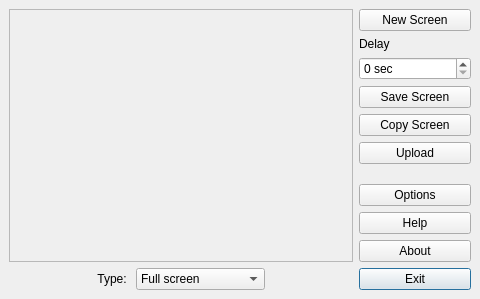
First picture: the form in src/ui/mainwindow.ui, repository lxqt/screengrab, before the edit.
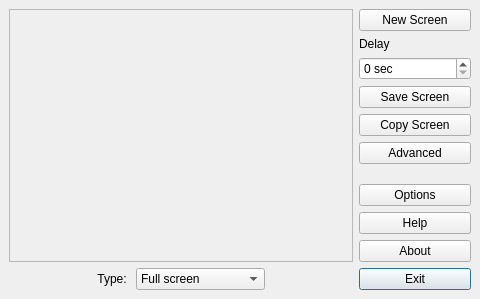
Second picture: the form after the edit.

Commit message: Change butUpload to butAdvanced

Diff of the .ui file:
```diff
--- a/src/ui/mainwindow.ui
+++ b/src/ui/mainwindow.ui
@@ -270,7 +270,7 @@
            </size>
           </property>
           <property name="text">
-           <string>Upload</string>
+           <string>Advanced</string>
           </property>
          </widget>
         </item>
```
Left out of the diff: 2 changed lines with no effect on the pictures.
